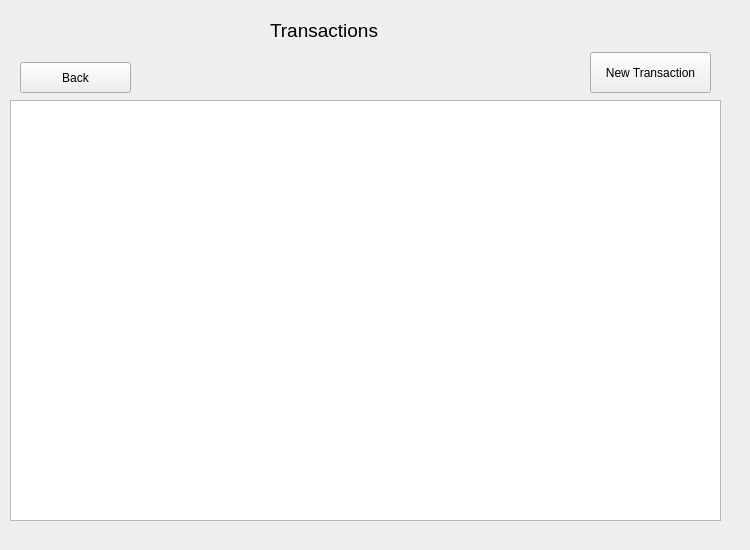
jonathansaetre/BankSystem, file transactionlist.ui: the form before one commit.
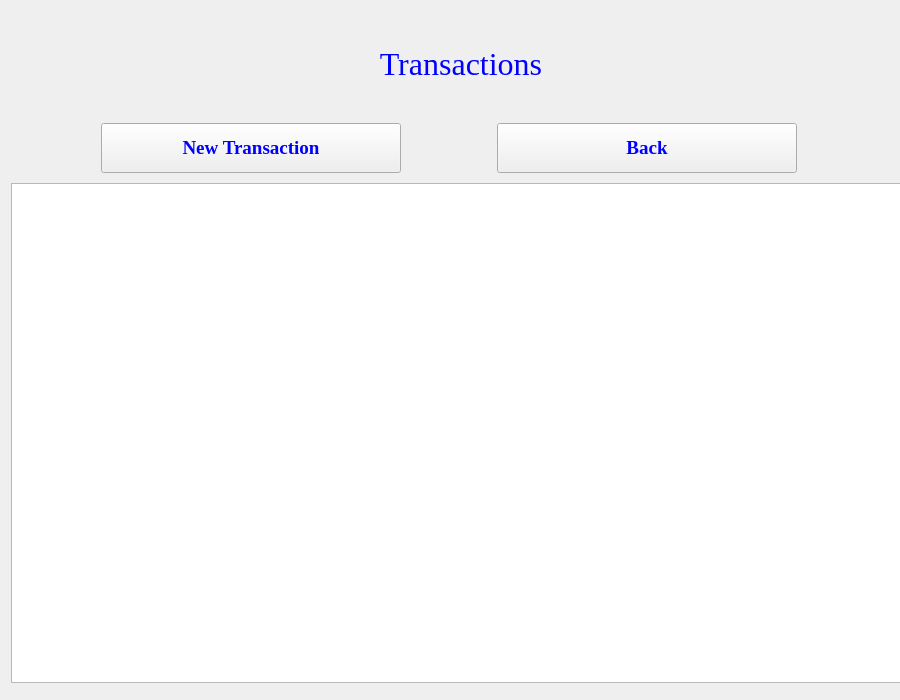
The form after the commit.

```diff
--- a/transactionlist.ui
+++ b/transactionlist.ui
@@ -6,82 +6,172 @@
    <rect>
     <x>0</x>
     <y>0</y>
-    <width>750</width>
-    <height>550</height>
+    <width>900</width>
+    <height>700</height>
    </rect>
   </property>
   <property name="minimumSize">
    <size>
-    <width>750</width>
-    <height>550</height>
+    <width>900</width>
+    <height>700</height>
    </size>
   </property>
   <property name="maximumSize">
    <size>
-    <width>750</width>
-    <height>550</height>
+    <width>900</width>
+    <height>700</height>
    </size>
   </property>
   <property name="windowTitle">
    <string>Form</string>
   </property>
+  <layout class="QVBoxLayout" name="verticalLayout">
+   <item>
   <widget class="QLabel" name="labelTransactions">
-   <property name="geometry">
-    <rect>
-     <x>270</x>
-     <y>10</y>
-     <width>231</width>
-     <height>41</height>
-    </rect>
+     <property name="minimumSize">
+      <size>
+       <width>900</width>
+       <height>98</height>
+      </size>
+     </property>
+     <property name="maximumSize">
+      <size>
+       <width>900</width>
+       <height>97</height>
+      </size>
    </property>
    <property name="font">
     <font>
-     <pointsize>14</pointsize>
-    </font>
-   </property>
+       <family>Times New Roman</family>
+       <pointsize>24</pointsize>
+      </font>
+     </property>
+     <property name="layoutDirection">
+      <enum>Qt::LeftToRight</enum>
+     </property>
+     <property name="autoFillBackground">
+      <bool>false</bool>
+     </property>
+     <property name="styleSheet">
+      <string notr="true">color:blue;
+</string>
+     </property>
+     <property name="frameShadow">
+      <enum>QFrame::Plain</enum>
+     </property>
+     <property name="lineWidth">
+      <number>0</number>
+     </property>
    <property name="text">
     <string>Transactions</string>
    </property>
    <property name="textFormat">
     <enum>Qt::AutoText</enum>
    </property>
-  </widget>
-  <widget class="QListView" name="listView">
-   <property name="geometry">
-    <rect>
-     <x>10</x>
-     <y>100</y>
-     <width>711</width>
-     <height>421</height>
-    </rect>
-   </property>
-  </widget>
+     <property name="alignment">
+      <set>Qt::AlignCenter</set>
+     </property>
+     <property name="wordWrap">
+      <bool>false</bool>
+     </property>
+     <property name="margin">
+      <number>0</number>
+     </property>
+     <property name="indent">
+      <number>-1</number>
+     </property>
+    </widget>
+   </item>
+   <item>
+    <layout class="QHBoxLayout" name="horizontalLayout">
+     <item>
   <widget class="QPushButton" name="buttonNewTransaction">
-   <property name="geometry">
-    <rect>
-     <x>590</x>
-     <y>52</y>
-     <width>121</width>
-     <height>41</height>
-    </rect>
+       <property name="minimumSize">
+        <size>
+         <width>300</width>
+         <height>50</height>
+        </size>
+       </property>
+       <property name="maximumSize">
+        <size>
+         <width>300</width>
+         <height>50</height>
+        </size>
+       </property>
+       <property name="font">
+        <font>
+         <family>Times New Roman</family>
+         <pointsize>14</pointsize>
+         <weight>75</weight>
+         <bold>true</bold>
+        </font>
+       </property>
+       <property name="styleSheet">
+        <string notr="true">color:blue</string>
    </property>
    <property name="text">
     <string>New Transaction</string>
    </property>
   </widget>
+     </item>
+     <item>
   <widget class="QPushButton" name="buttonBack">
-   <property name="geometry">
-    <rect>
-     <x>20</x>
-     <y>62</y>
-     <width>111</width>
-     <height>31</height>
-    </rect>
+       <property name="minimumSize">
+        <size>
+         <width>300</width>
+         <height>50</height>
+        </size>
+       </property>
+       <property name="maximumSize">
+        <size>
+         <width>300</width>
+         <height>50</height>
+        </size>
+       </property>
+       <property name="font">
+        <font>
+         <family>Times New Roman</family>
+         <pointsize>14</pointsize>
+         <weight>75</weight>
+         <bold>true</bold>
+        </font>
+       </property>
+       <property name="styleSheet">
+        <string notr="true">color:blue</string>
    </property>
    <property name="text">
     <string>Back</string>
    </property>
   </widget>
+     </item>
+    </layout>
+   </item>
+   <item>
+    <widget class="QListView" name="listView">
+     <property name="minimumSize">
+      <size>
+       <width>900</width>
+       <height>500</height>
+      </size>
+     </property>
+     <property name="maximumSize">
+      <size>
+       <width>900</width>
+       <height>500</height>
+      </size>
+     </property>
+     <property name="font">
+      <font>
+       <family>Times New Roman</family>
+       <pointsize>10</pointsize>
+      </font>
+     </property>
+     <property name="styleSheet">
+      <string notr="true">color:blue</string>
+     </property>
+    </widget>
+   </item>
+  </layout>
  </widget>
  <resources/>
  <connections/>
```
Lines whose indentation alone changed are shown as unchanged.
